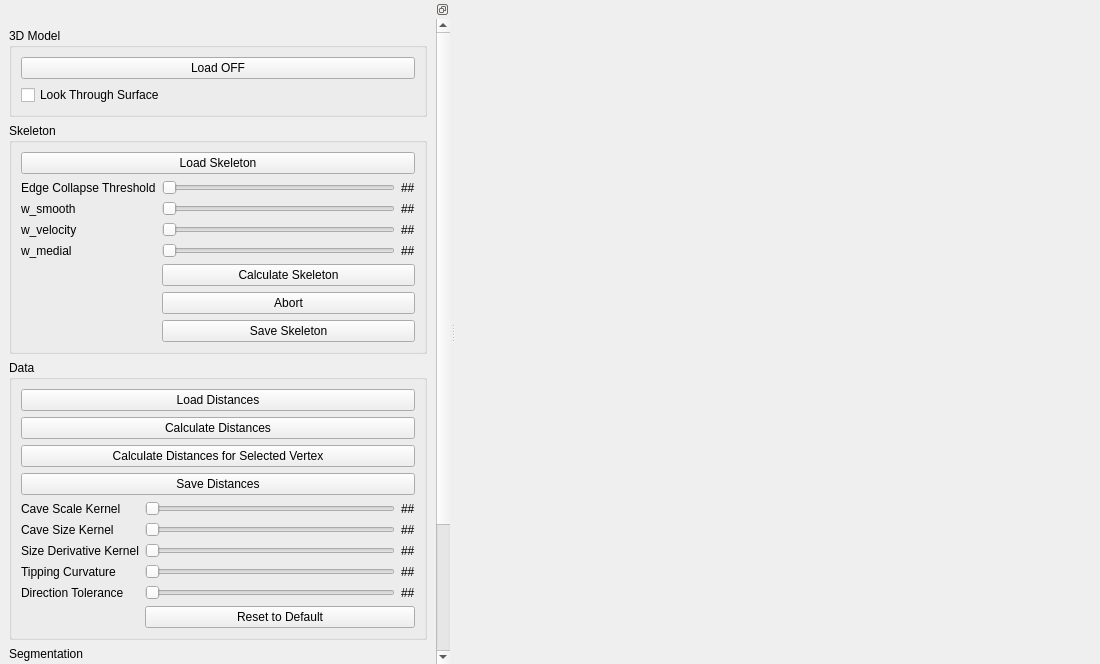
Qt form CaveSegmentationGUI/cavesegmentationgui.ui (NSchertler/CaveSegmentation) before a commit.
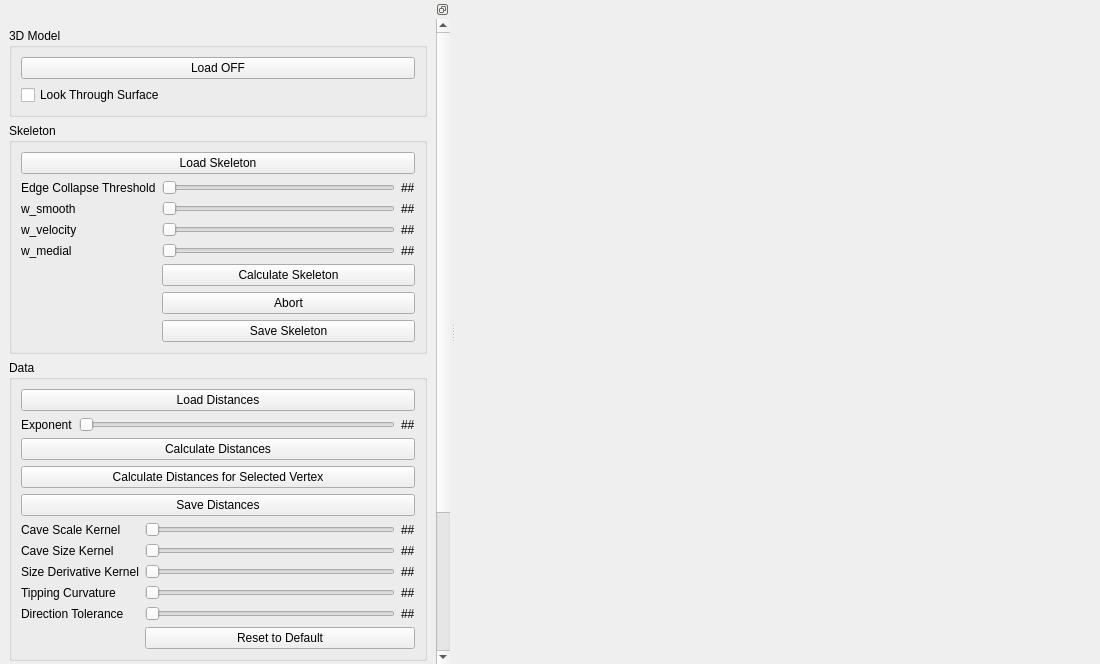
The same form after that commit. Icons and pictures are not drawn.

```diff
--- a/CaveSegmentationGUI/cavesegmentationgui.ui
+++ b/CaveSegmentationGUI/cavesegmentationgui.ui
@@ -51,9 +51,9 @@
      <property name="geometry">
       <rect>
        <x>0</x>
-       <y>-77</y>
+       <y>0</y>
        <width>433</width>
-       <height>882</height>
+       <height>914</height>
       </rect>
      </property>
      <layout class="QVBoxLayout" name="rootLayout">
@@ -237,6 +237,35 @@
            </property>
           </widget>
          </item>
+         <item>
+          <layout class="QFormLayout" name="distanceSettingsLayout">
+           <item row="0" column="0">
+            <widget class="QLabel" name="label">
+             <property name="text">
+              <string>Exponent</string>
+             </property>
+            </widget>
+           </item>
+           <item row="0" column="1">
+            <layout class="QHBoxLayout" name="horizontalLayout">
+             <item>
+              <widget class="QSlider" name="sldDistanceExponent">
+               <property name="orientation">
+                <enum>Qt::Horizontal</enum>
+               </property>
+              </widget>
+             </item>
+             <item>
+              <widget class="QLabel" name="lblDistanceExponent">
+               <property name="text">
+                <string>##</string>
+               </property>
+              </widget>
+             </item>
+            </layout>
+           </item>
+          </layout>
+         </item>
          <item>
           <widget class="QPushButton" name="btnCalculateDistances">
            <property name="text">
```
